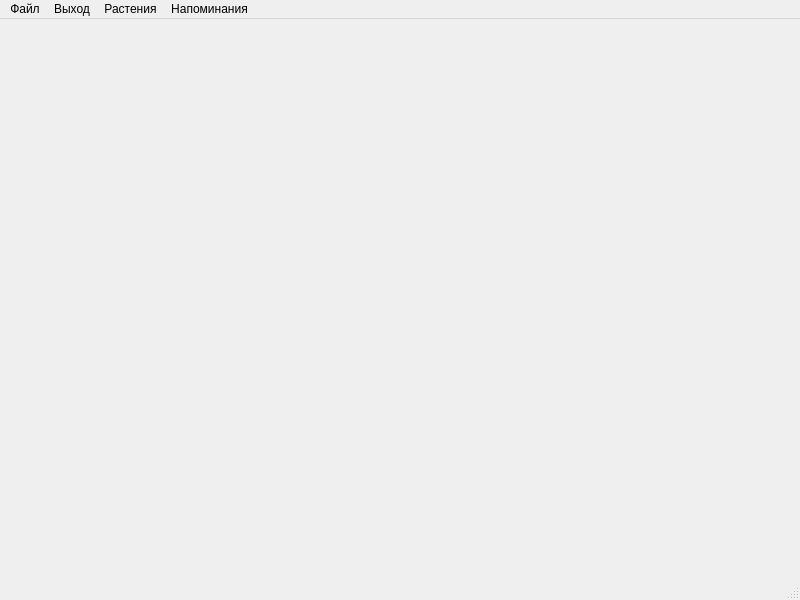
Above: mainwindow.ui from Foxieshka/GreenHouse before the change. Below: the same form after it.
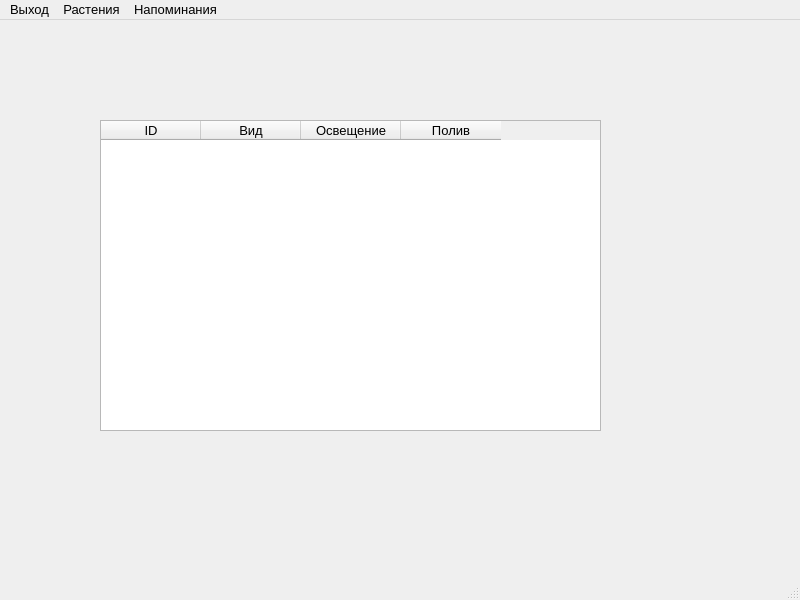
That is the form after the change.

What changed in the file:
```diff
--- a/mainwindow.ui
+++ b/mainwindow.ui
@@ -10,24 +10,55 @@
     <height>600</height>
    </rect>
   </property>
+  <property name="font">
+   <font>
+    <pointsize>10</pointsize>
+   </font>
+  </property>
   <property name="windowTitle">
    <string>MainWindow</string>
   </property>
-  <widget class="QWidget" name="centralwidget"/>
+  <widget class="QWidget" name="centralwidget">
+   <widget class="QTableWidget" name="tableWidget">
+    <property name="geometry">
+     <rect>
+      <x>100</x>
+      <y>100</y>
+      <width>501</width>
+      <height>311</height>
+     </rect>
+    </property>
+    <column>
+     <property name="text">
+      <string>ID</string>
+     </property>
+    </column>
+    <column>
+     <property name="text">
+      <string>Вид</string>
+     </property>
+    </column>
+    <column>
+     <property name="text">
+      <string>Освещение</string>
+     </property>
+    </column>
+    <column>
+     <property name="text">
+      <string>Полив</string>
+     </property>
+    </column>
+   </widget>
+  </widget>
   <widget class="QMenuBar" name="menubar">
    <property name="geometry">
     <rect>
      <x>0</x>
      <y>0</y>
      <width>800</width>
-     <height>26</height>
+     <height>28</height>
     </rect>
    </property>
-   <widget class="QMenu" name="menu">
-    <property name="title">
-     <string>Файл</string>
-    </property>
-   </widget>
    <widget class="QMenu" name="menu_2">
     <property name="title">
      <string>Выход</string>
@@ -50,7 +81,6 @@
     </property>
     <addaction name="action_8"/>
    </widget>
-   <addaction name="menu"/>
    <addaction name="menu_2"/>
    <addaction name="menu_3"/>
    <addaction name="menu_4"/>
```
Left out of the diff: 24 changed lines with no effect on the pictures.
